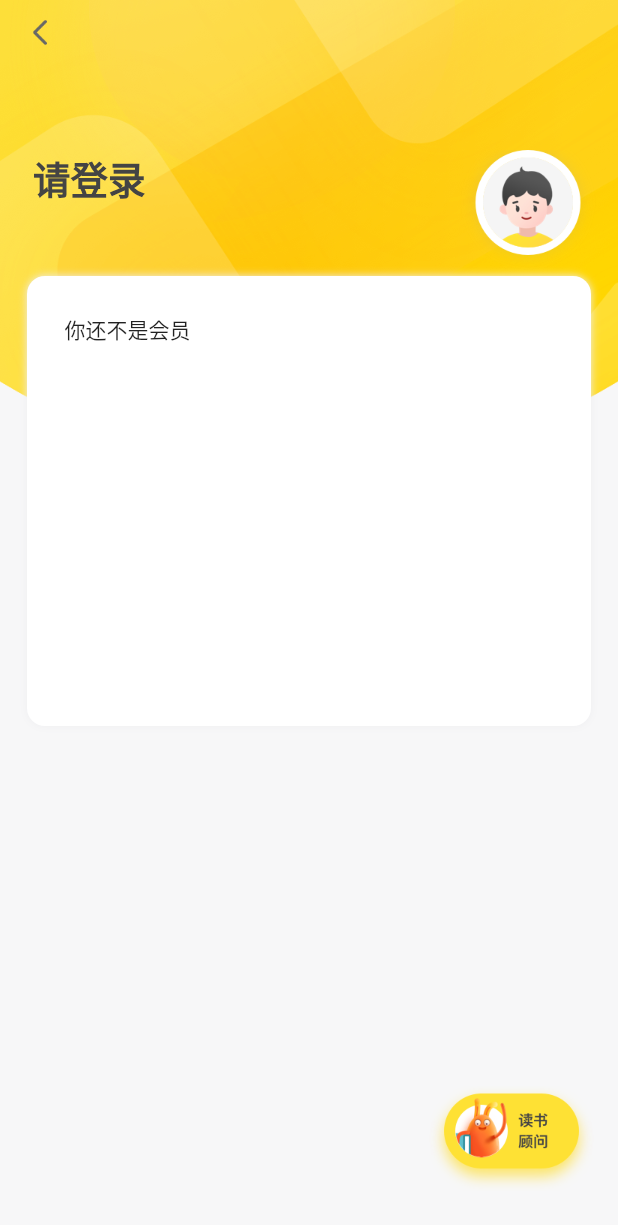
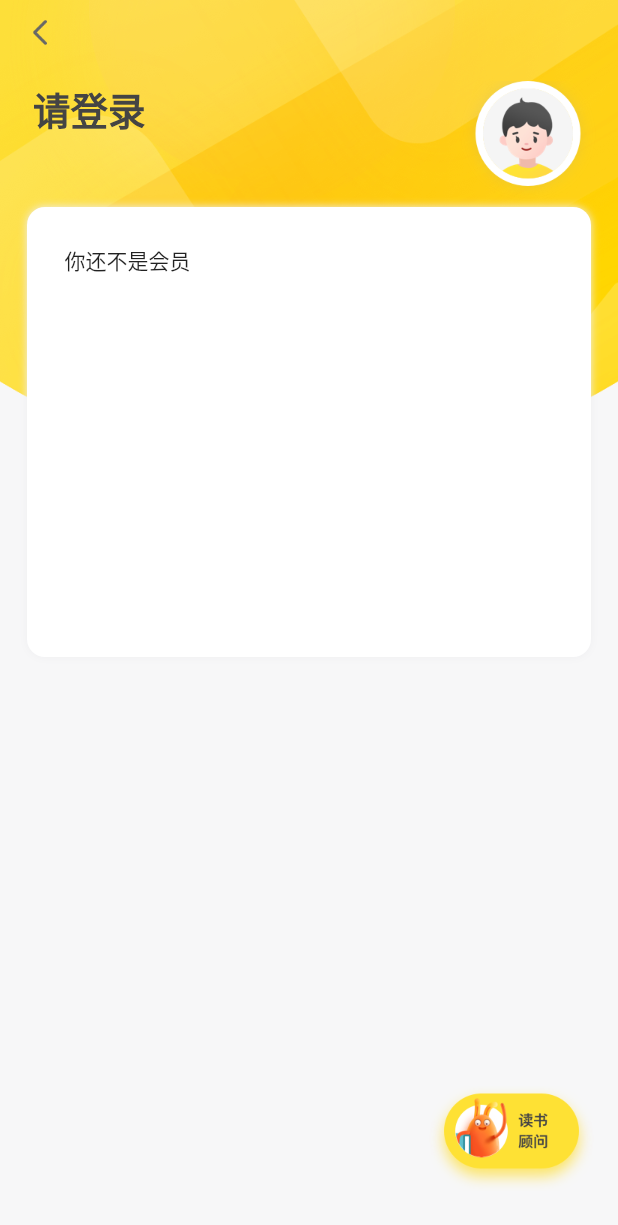
Before and after one commit to jason1024po/flutter_yuedu, a Flutter app: the JoinMember screen opened directly, on a phone screen of 412 x 824 dp. Shown: the top 1225 px of the screen. Run offline on Flutter 3.47's test engine with Material 2 defaults, Android fonts, the phone set to English and light mode, and no system bars; our stand-ins replace cached_network_image, flutter_swiper, transparent_image, webview_flutter; missing offline and left inert: flutter_splash_screen, underline_indicator; network calls fail.

Commit message:
代码优化

```diff
--- a/lib/pages/member/join_member.dart
+++ b/lib/pages/member/join_member.dart
@@ -14,9 +14,9 @@ class _JoinMemberState extends State<JoinMember> {
   @override
   Widget build(BuildContext context) {
     final _mediaQuery = MediaQuery.of(context);
-    return Scaffold(
-      backgroundColor: Color(0xfff7f7f8),
-      body: Stack(
+    return Container(
+      color: Color(0xfff7f7f8),
+      child: Stack(
         children: <Widget>[
           Positioned(
             top: -_appBarAlpha * APPBAR_SCROLL_OFFSET,
@@ -26,6 +26,14 @@ class _JoinMemberState extends State<JoinMember> {
               width: _mediaQuery.size.width,
             ),
           ),
+          Scaffold(
+            backgroundColor: Colors.transparent,
+            appBar: MyAppBar(
+              backgroundColor:
+                  Color.fromARGB((_appBarAlpha * 255).toInt(), 255, 255, 255),
+            ),
+            body: Stack(
+              children: <Widget>[
                 NotificationListener(
                     onNotification: (ScrollNotification scrollNotification) {
                       if (scrollNotification is ScrollUpdateNotification)
@@ -33,7 +41,7 @@ class _JoinMemberState extends State<JoinMember> {
                       return false;
                     },
                     child: ListView(
-                padding: EdgeInsets.only(top: 100),
+                      padding: EdgeInsets.only(top: 10),
                       children: <Widget>[
                         Container(
                           height: 84,
@@ -70,21 +78,8 @@ class _JoinMemberState extends State<JoinMember> {
                         )
                       ],
                     )),
-          MediaQuery.removePadding(
-              removeTop: true,
-              removeBottom: true,
-              context: context,
-              child: Container(
-                height: kNavigationBarHeight + _mediaQuery.padding.top,
-                padding: EdgeInsets.only(top: _mediaQuery.padding.top),
-                color:
-                    Color.fromARGB((_appBarAlpha * 255).toInt(), 255, 255, 255),
-                child: MyAppBar(
-                  backgroundColor: Colors.transparent,
-                ),
-              )),
                 Positioned(
-              top: kNavigationBarHeight + _mediaQuery.padding.top,
+                    top: 0,
                     left: 0,
                     right: 0,
                     child: Container(
@@ -105,6 +100,9 @@ class _JoinMemberState extends State<JoinMember> {
                     child: Image.asset("images/member/member_sales_sprite.png"))
               ],
             ),
+          )
+        ],
+      ),
     );
   }
 
--- a/pubspec.yaml
+++ b/pubspec.yaml
@@ -26,6 +26,7 @@ dependencies:
   url_launcher: ^5.0.2
   webview_flutter: ^0.3.9+1
   flutter_swiper: ^1.1.6
+  transparent_image: ^1.0.0
   cached_network_image: ^0.8.0
   flutter_splash_screen: ^0.1.0
   underline_indicator: ^0.0.2
```
Also changed, not shown: lib/pages/home/home_widget.dart (+7 -3 lines), lib/pages/login/login_page.dart (+4 -17 lines), pubspec.lock, 2 other files. Lines whose indentation alone changed are shown as unchanged.
